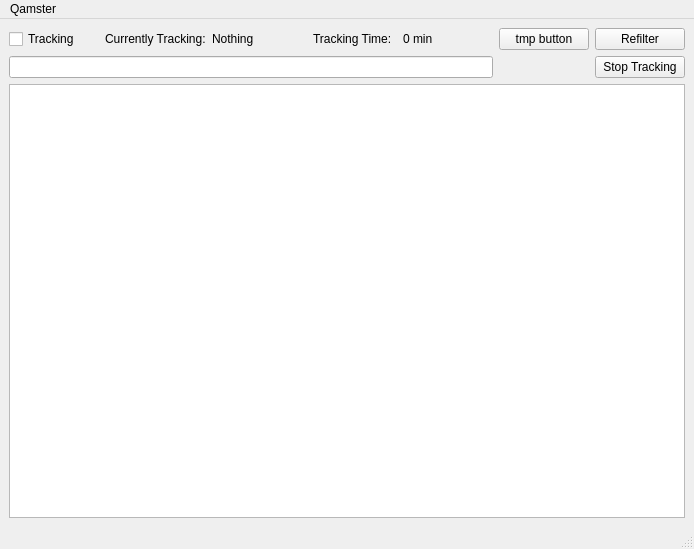
First picture: the form in ui/qamster.ui, repository Narfinger/qamster, before the edit.
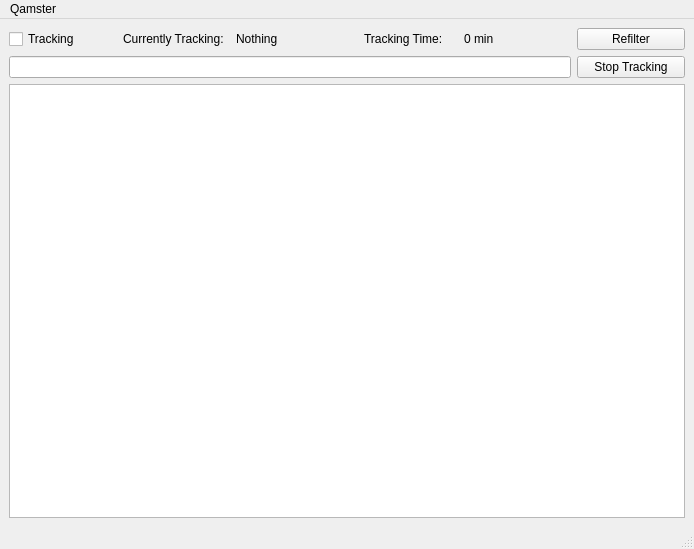
Second picture: the form after the edit. Icons and pictures are not drawn. Custom widgets are drawn as their Qt base class.

Diff of the .ui file:
```diff
--- a/ui/qamster.ui
+++ b/ui/qamster.ui
@@ -15,7 +15,7 @@
   </property>
   <widget class="QWidget" name="centralwidget">
    <layout class="QGridLayout" name="gridLayout">
-    <item row="2" column="0" colspan="7">
+    <item row="2" column="0" colspan="6">
      <widget class="TimeTableView" name="tableView">
       <property name="editTriggers">
        <set>QAbstractItemView::NoEditTriggers</set>
@@ -32,7 +32,7 @@
       </property>
      </widget>
     </item>
-    <item row="1" column="6">
+    <item row="1" column="5">
      <widget class="QPushButton" name="stopActivityButton">
       <property name="text">
        <string>Stop Tracking</string>
@@ -60,7 +60,7 @@
       </property>
      </widget>
     </item>
-    <item row="0" column="6">
+    <item row="0" column="5">
      <widget class="QPushButton" name="refilterButton">
       <property name="text">
        <string>Refilter</string>
@@ -74,13 +74,6 @@
       </property>
      </widget>
     </item>
-    <item row="0" column="5">
-     <widget class="QPushButton" name="tmpbutton">
-      <property name="text">
-       <string>tmp button</string>
-      </property>
-     </widget>
-    </item>
    </layout>
   </widget>
   <widget class="QMenuBar" name="menubar">
```
